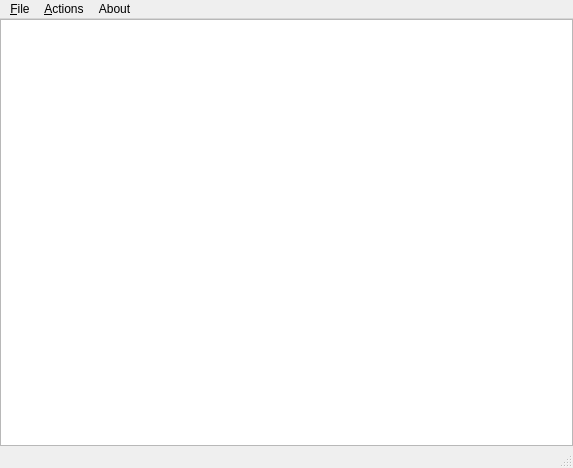
Qt form UsefulClicker/mainwindow.ui (Kvazikot/UsefulMacro) before a commit.
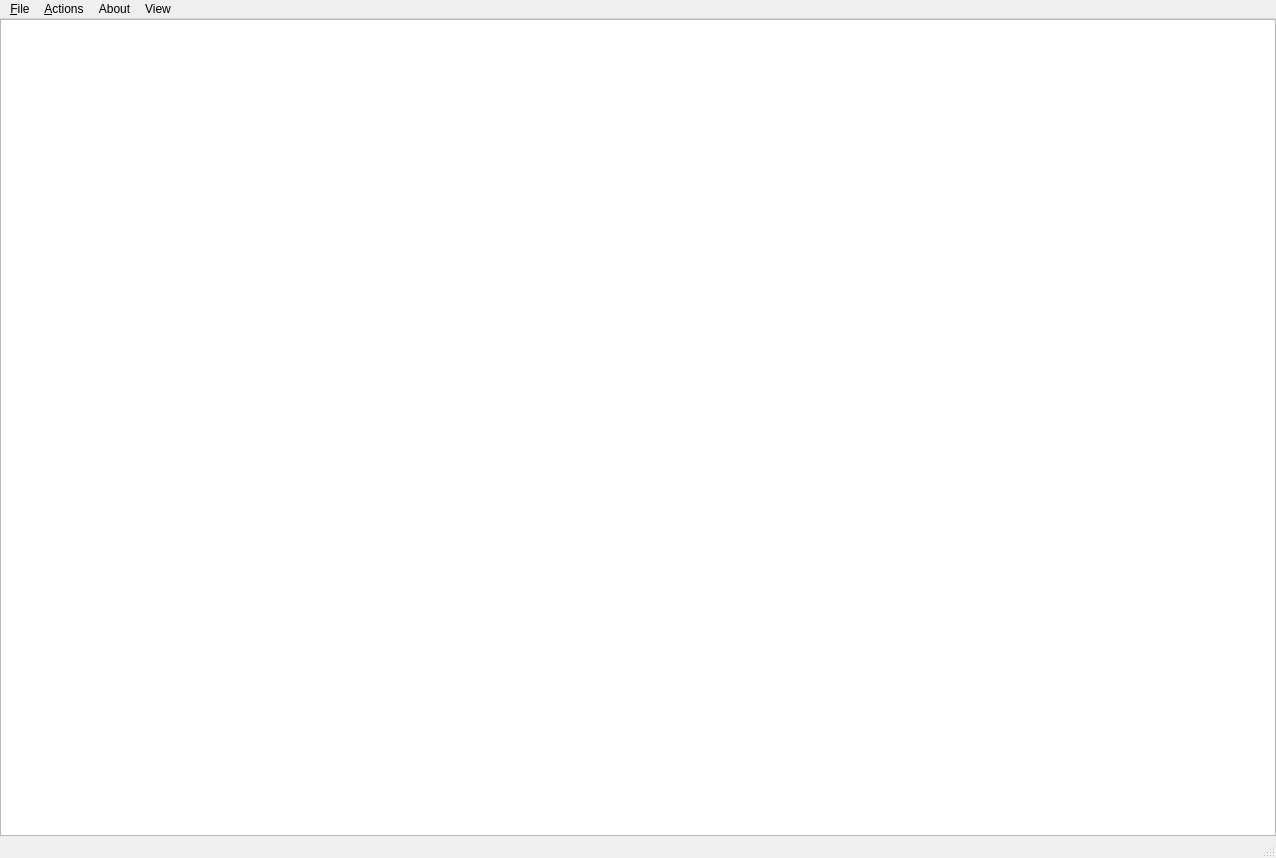
The same form after that commit.

What changed in the file:
```diff
--- a/UsefulClicker/mainwindow.ui
+++ b/UsefulClicker/mainwindow.ui
@@ -6,8 +6,8 @@
    <rect>
     <x>0</x>
     <y>0</y>
-    <width>573</width>
-    <height>468</height>
+    <width>1276</width>
+    <height>858</height>
    </rect>
   </property>
   <property name="windowTitle">
@@ -50,6 +50,21 @@
       <property name="allColumnsShowFocus">
        <bool>true</bool>
       </property>
+      <attribute name="headerCascadingSectionResizes">
+       <bool>true</bool>
+      </attribute>
+      <attribute name="headerMinimumSectionSize">
+       <number>222</number>
+      </attribute>
+      <attribute name="headerDefaultSectionSize">
+       <number>222</number>
+      </attribute>
+      <attribute name="headerHighlightSections">
+       <bool>true</bool>
+      </attribute>
+      <attribute name="headerShowSortIndicator" stdset="0">
+       <bool>false</bool>
+      </attribute>
      </widget>
     </item>
    </layout>
@@ -59,7 +74,7 @@
     <rect>
      <x>0</x>
      <y>0</y>
-     <width>573</width>
+     <width>1276</width>
      <height>21</height>
     </rect>
    </property>
@@ -89,9 +104,17 @@
     </property>
     <addaction name="actionAbout"/>
    </widget>
+   <widget class="QMenu" name="menuView">
+    <property name="title">
+     <string>View</string>
+    </property>
+    <addaction name="actionhideCodeTags"/>
+    <addaction name="actionhideAllNonClickerTags"/>
+   </widget>
    <addaction name="fileMenu"/>
    <addaction name="actionsMenu"/>
    <addaction name="menuAbout"/>
+   <addaction name="menuView"/>
   </widget>
   <widget class="QStatusBar" name="statusbar"/>
   <action name="exitAction">
```
Left out of the diff: 16 changed lines with no effect on the pictures.
